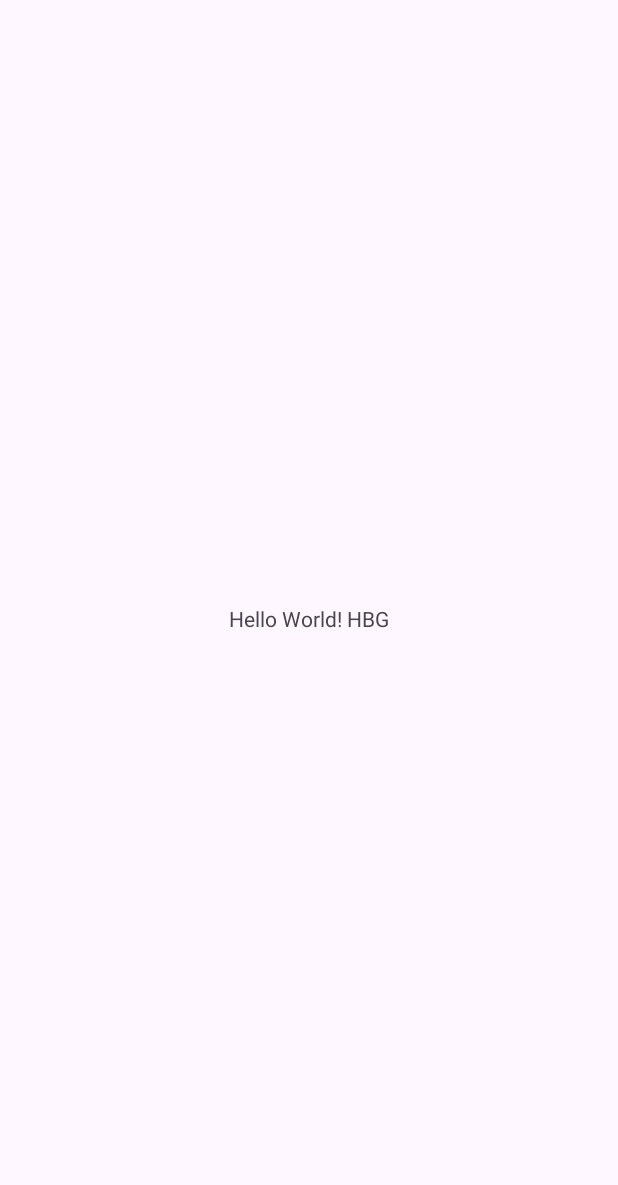
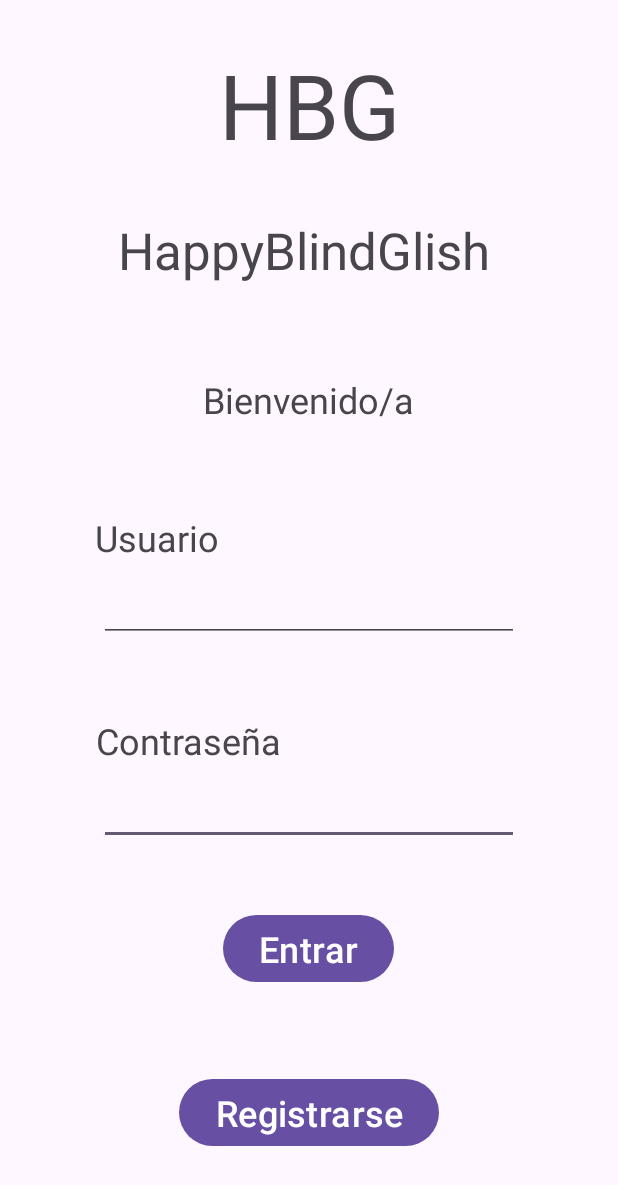
Before and after one commit to AmadaSarahi/HBGcompartido, an Android app: the screen it shows after launch (MainActivity), on a phone screen of 412 x 824 dp. Before the commit the part shown is almost empty. Shown: the top 1185 px of the screen. Run offline under Robolectric (Android 15) with nearby library versions, the phone set to English and light mode, and no system bars.

Commit message:
Agregué los elementos del diseño del Login y modifiqué el archivo "AndroidManifest.xml" para que no cambie la orientación del contenido al mover la pantalla

```diff
--- a/app/src/main/AndroidManifest.xml
+++ b/app/src/main/AndroidManifest.xml
@@ -13,6 +13,7 @@
         android:theme="@style/Theme.HBG"
         tools:targetApi="31">
         <activity
+            android:screenOrientation="portrait"
             android:name=".MainActivity"
             android:exported="true">
             <intent-filter>
--- a/app/src/main/res/layout/activity_main.xml
+++ b/app/src/main/res/layout/activity_main.xml
@@ -6,14 +6,123 @@
     android:layout_height="match_parent"
     tools:context=".MainActivity">
 
-    <TextView
-        android:id="@+id/lblHello"
+
+    <EditText
+        android:id="@+id/editTextTextPassword3"
         android:layout_width="wrap_content"
         android:layout_height="wrap_content"
-        android:text="Hello World! HBG"
+        android:ems="10"
+        android:inputType="textPassword"
+        android:textSize="24sp"
+        app:layout_constraintBottom_toTopOf="@+id/button3"
+        app:layout_constraintEnd_toEndOf="parent"
+        app:layout_constraintStart_toStartOf="parent"
+        app:layout_constraintTop_toBottomOf="@+id/editTextText5"
+        app:layout_constraintVertical_bias="0.656" />
+
+    <EditText
+        android:id="@+id/editTextText5"
+        android:layout_width="wrap_content"
+        android:layout_height="wrap_content"
+        android:layout_marginTop="92dp"
+        android:ems="10"
+        android:inputType="text"
+        android:textSize="24sp"
         app:layout_constraintBottom_toBottomOf="parent"
+        app:layout_constraintEnd_toEndOf="parent"
+        app:layout_constraintStart_toStartOf="parent"
+        app:layout_constraintTop_toBottomOf="@+id/textView6"
+        app:layout_constraintVertical_bias="0.0" />
+
+    <TextView
+        android:id="@+id/textView3"
+        android:layout_width="wrap_content"
+        android:layout_height="wrap_content"
+        android:text="Usuario"
+        android:textSize="24sp"
+        app:layout_constraintBottom_toTopOf="@+id/editTextText5"
+        app:layout_constraintEnd_toEndOf="parent"
+        app:layout_constraintHorizontal_bias="0.193"
+        app:layout_constraintStart_toStartOf="parent"
+        app:layout_constraintTop_toBottomOf="@+id/textView6"
+        app:layout_constraintVertical_bias="1.0" />
+
+    <TextView
+        android:id="@+id/textView4"
+        android:layout_width="198dp"
+        android:layout_height="85dp"
+        android:text="HBG"
+        android:textAlignment="center"
+        android:textSize="60sp"
+        app:layout_constraintBottom_toTopOf="@+id/textView5"
         app:layout_constraintEnd_toEndOf="parent"
         app:layout_constraintStart_toStartOf="parent"
         app:layout_constraintTop_toTopOf="parent" />
 
+    <TextView
+        android:id="@+id/textView5"
+        android:layout_width="386dp"
+        android:layout_height="54dp"
+        android:text="HappyBlindGlish"
+        android:textAlignment="center"
+        android:textSize="34sp"
+        app:layout_constraintBottom_toBottomOf="parent"
+        app:layout_constraintEnd_toEndOf="parent"
+        app:layout_constraintHorizontal_bias="0.36"
+        app:layout_constraintStart_toStartOf="parent"
+        app:layout_constraintTop_toTopOf="parent"
+        app:layout_constraintVertical_bias="0.187" />
+
+    <TextView
+        android:id="@+id/textView6"
+        android:layout_width="wrap_content"
+        android:layout_height="wrap_content"
+        android:layout_marginTop="52dp"
+        android:text="Bienvenido/a"
+        android:textAlignment="center"
+        android:textSize="24sp"
+        app:layout_constraintBottom_toBottomOf="parent"
+        app:layout_constraintEnd_toEndOf="parent"
+        app:layout_constraintHorizontal_bias="0.498"
+        app:layout_constraintStart_toStartOf="parent"
+        app:layout_constraintTop_toBottomOf="@+id/textView5"
+        app:layout_constraintVertical_bias="0.0" />
+
+    <TextView
+        android:id="@+id/textView7"
+        android:layout_width="wrap_content"
+        android:layout_height="wrap_content"
+        android:layout_marginTop="8dp"
+        android:text="Contraseña"
+        android:textSize="24sp"
+        app:layout_constraintBottom_toTopOf="@+id/editTextTextPassword3"
+        app:layout_constraintEnd_toEndOf="parent"
+        app:layout_constraintHorizontal_bias="0.222"
+        app:layout_constraintStart_toStartOf="parent"
+        app:layout_constraintTop_toBottomOf="@+id/editTextText5"
+        app:layout_constraintVertical_bias="1.0" />
+
+    <Button
+        android:id="@+id/button3"
+        android:layout_width="wrap_content"
+        android:layout_height="wrap_content"
+        android:text="Entrar"
+        android:textSize="24sp"
+        app:layout_constraintBottom_toBottomOf="parent"
+        app:layout_constraintEnd_toEndOf="parent"
+        app:layout_constraintHorizontal_bias="0.498"
+        app:layout_constraintStart_toStartOf="parent"
+        app:layout_constraintTop_toTopOf="parent"
+        app:layout_constraintVertical_bias="0.786" />
+
+    <Button
+        android:id="@+id/button4"
+        android:layout_width="wrap_content"
+        android:layout_height="wrap_content"
+        android:text="Registrarse"
+        android:textSize="24sp"
+        app:layout_constraintBottom_toBottomOf="parent"
+        app:layout_constraintEnd_toEndOf="parent"
+        app:layout_constraintStart_toStartOf="parent"
+        app:layout_constraintTop_toBottomOf="@+id/button3" />
 </androidx.constraintlayout.widget.ConstraintLayout>
```
